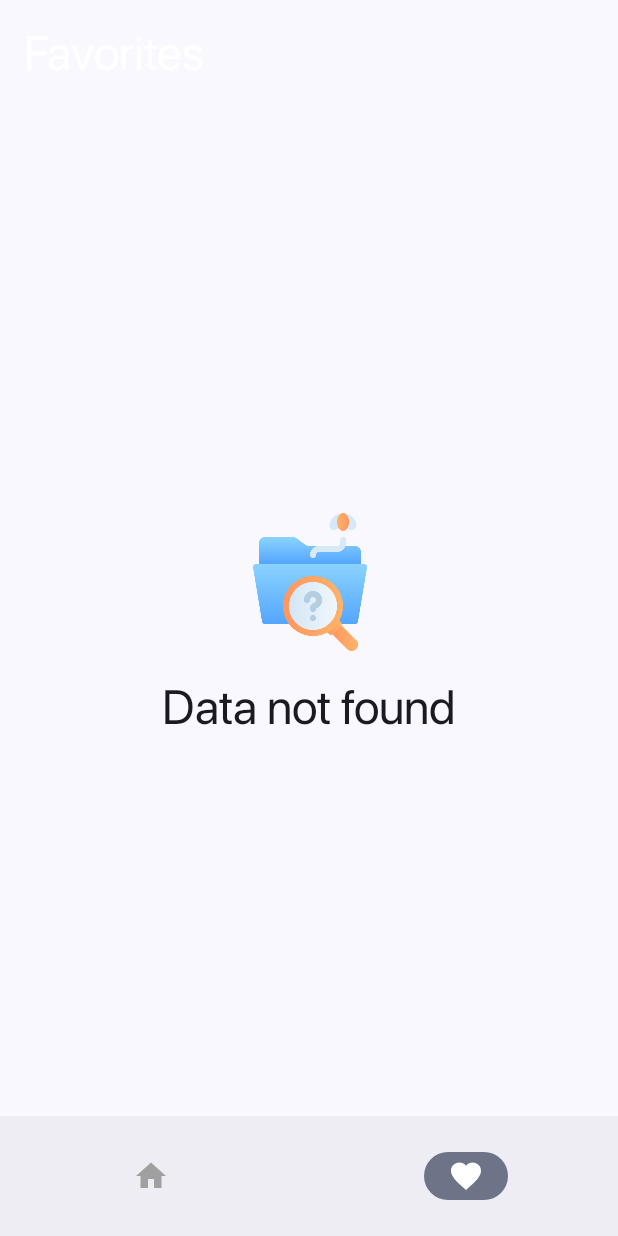
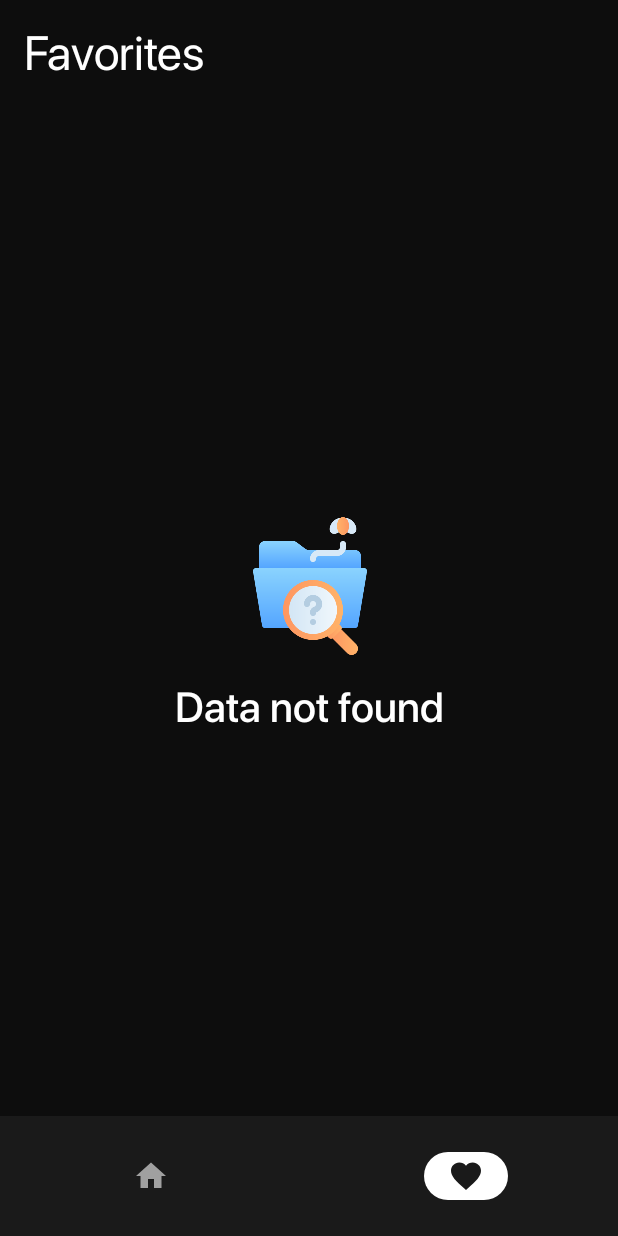
Before and after one commit to Ruzibekov/StarWars_Test, an Android app built with Jetpack Compose: the screen it shows after launch (MainActivity), item 2 of the bottom bar chosen, on a phone screen of 412 x 824 dp. Run offline under Robolectric (Android 15) with nearby library versions, the phone set to English and light mode, and no system bars; our stand-ins replace Dagger/Hilt's generated code, Room's generated code.

Commit message:
change: color scheme

```diff
--- a/app/src/main/java/uz/ruzibekov/starwars_test/MainActivity.kt
+++ b/app/src/main/java/uz/ruzibekov/starwars_test/MainActivity.kt
@@ -21,7 +21,7 @@ class MainActivity : ComponentActivity() {
         setContent {
             val navController = rememberNavController()
 
-            StarWars_TestTheme {
+            StarWars_TestTheme(darkTheme = false) {
                 MainNavHost.Default(
                     navController = navController,
                     viewModel = viewModel
--- a/app/src/main/java/uz/ruzibekov/starwars_test/ui/MainViewModel.kt
+++ b/app/src/main/java/uz/ruzibekov/starwars_test/ui/MainViewModel.kt
@@ -78,8 +78,6 @@ class MainViewModel @Inject constructor(
 
         if (name.length > 1) {
             isLoading.value = true
-            personageList.clear()
-            starshipList.clear()
             fetchPersonageListByName(name)
             fetchStarshipListByName(name)
         }
@@ -96,6 +94,7 @@ class MainViewModel @Inject constructor(
     }
 
     private fun fetchPersonageListByName(name: String) {
+        personageList.clear()
         viewModelScope.launch {
             getPersonagesByName.getPersonages(name).collect { response ->
                 personageList.addAll(response.personages)
@@ -105,6 +104,7 @@ class MainViewModel @Inject constructor(
     }
 
     private fun fetchStarshipListByName(name: String) {
+        starshipList.clear()
         viewModelScope.launch {
             getStarshipByName.getStarships(name).collect { response ->
                 starshipList.addAll(response.starships)
--- a/app/src/main/java/uz/ruzibekov/starwars_test/ui/components/DataNotAvailableView.kt
+++ b/app/src/main/java/uz/ruzibekov/starwars_test/ui/components/DataNotAvailableView.kt
@@ -6,6 +6,7 @@ import androidx.compose.foundation.layout.Column
 import androidx.compose.foundation.layout.fillMaxSize
 import androidx.compose.foundation.layout.padding
 import androidx.compose.foundation.layout.size
+import androidx.compose.material3.MaterialTheme
 import androidx.compose.material3.Text
 import androidx.compose.runtime.Composable
 import androidx.compose.ui.Alignment
@@ -13,7 +14,9 @@ import androidx.compose.ui.Modifier
 import androidx.compose.ui.res.painterResource
 import androidx.compose.ui.res.stringResource
 import androidx.compose.ui.unit.dp
+import androidx.compose.ui.unit.sp
 import uz.ruzibekov.starwars_test.R
+import uz.ruzibekov.starwars_test.ui.theme.StarWarsColors
 
 object DataNotAvailableView {
 
@@ -34,7 +37,10 @@ object DataNotAvailableView {
                 )
 
                 Text(
-                    text = stringResource(id = R.string.data_is_empty)
+                    text = stringResource(id = R.string.data_is_empty),
+                    style = MaterialTheme.typography.labelMedium,
+                    color = StarWarsColors.White,
+                    fontSize = 28.sp
                 )
             }
         }
--- a/app/src/main/java/uz/ruzibekov/starwars_test/ui/components/MainBottomNavView.kt
+++ b/app/src/main/java/uz/ruzibekov/starwars_test/ui/components/MainBottomNavView.kt
@@ -18,7 +18,9 @@ object MainBottomNavView {
 
     @Composable
     fun Default(navController: NavHostController) {
-        NavigationBar {
+        NavigationBar(
+            containerColor = StarWarsColors.Dark
+        ) {
 
             Item(
                 navController = navController,
@@ -44,7 +46,17 @@ object MainBottomNavView {
 
         NavigationBarItem(
             selected = navBackStackEntry?.destination?.route == screenRoute.route,
-            onClick = { navController.navigate(screenRoute.route) },
+            onClick = {
+                navController.navigate(screenRoute.route) {
+                    navController.graph.startDestinationRoute?.let { screen_route ->
+                        popUpTo(screen_route) {
+                            saveState = true
+                        }
+                    }
+                    launchSingleTop = true
+                    restoreState = true
+                }
+            },
             icon = {
                 Icon(
                     painter = painterResource(id = icon),
@@ -53,8 +65,9 @@ object MainBottomNavView {
             },
             alwaysShowLabel = false,
             colors = NavigationBarItemDefaults.colors(
-                selectedIconColor = StarWarsColors.White,
-                unselectedIconColor = StarWarsColors.Gray
+                selectedIconColor = StarWarsColors.Dark,
+                unselectedIconColor = StarWarsColors.Gray,
+                indicatorColor = StarWarsColors.White
             )
         )
     }
--- a/app/src/main/java/uz/ruzibekov/starwars_test/ui/components/SearchTextField.kt
+++ b/app/src/main/java/uz/ruzibekov/starwars_test/ui/components/SearchTextField.kt
@@ -31,7 +31,7 @@ object SearchTextField {
     fun Default(viewModel: MainViewModel) {
         Surface(
             shape = RoundedCornerShape(10.dp),
-            color = StarWarsColors.Dark
+            color = StarWarsColors.White
         ) {
 
             Row(
@@ -45,7 +45,7 @@ object SearchTextField {
                     painter = painterResource(id = StarWarsIcons.Search),
                     contentDescription = "search icon",
                     modifier = Modifier.size(24.dp),
-                    tint = StarWarsColors.Gray
+                    tint = StarWarsColors.Dark
                 )
 
                 Spacer(modifier = Modifier.width(10.dp))
@@ -56,6 +56,7 @@ object SearchTextField {
                         Text(
                             text = stringResource(R.string.search),
                             style = MaterialTheme.typography.displayMedium,
+                            color = StarWarsColors.Gray
                         )
 
                     BasicTextField(
@@ -63,7 +64,7 @@ object SearchTextField {
                         onValueChange = { viewModel.onSearch(it) },
                         modifier = Modifier.fillMaxWidth(),
                         textStyle = MaterialTheme.typography.displayMedium,
-                        cursorBrush = SolidColor(StarWarsColors.Gray),
+                        cursorBrush = SolidColor(StarWarsColors.Dark),
                         maxLines = 1
                     )
                 }
--- a/app/src/main/java/uz/ruzibekov/starwars_test/ui/navigation/MainNavHost.kt
+++ b/app/src/main/java/uz/ruzibekov/starwars_test/ui/navigation/MainNavHost.kt
@@ -12,6 +12,7 @@ import uz.ruzibekov.starwars_test.ui.MainViewModel
 import uz.ruzibekov.starwars_test.ui.components.MainBottomNavView
 import uz.ruzibekov.starwars_test.ui.screens.favorites.FavoritesScreenView
 import uz.ruzibekov.starwars_test.ui.screens.home.HomeScreenView
+import uz.ruzibekov.starwars_test.ui.theme.StarWarsColors
 
 object MainNavHost {
 
@@ -22,7 +23,8 @@ object MainNavHost {
         viewModel: MainViewModel
     ) {
         Scaffold(
-            bottomBar = { MainBottomNavView.Default(navController) }
+            bottomBar = { MainBottomNavView.Default(navController) },
+            containerColor = StarWarsColors.Background
         ) { paddingValues ->
             NavHost(
                 navController = navController,
--- a/app/src/main/java/uz/ruzibekov/starwars_test/ui/screens/favorites/FavoritesScreenView.kt
+++ b/app/src/main/java/uz/ruzibekov/starwars_test/ui/screens/favorites/FavoritesScreenView.kt
@@ -34,7 +34,8 @@ object FavoritesScreenView {
                     modifier = Modifier.padding(16.dp),
                     color = StarWarsColors.White
                 )
-            }
+            },
+            containerColor = StarWarsColors.Background
         ) { paddingValues ->
 
             Box(modifier = Modifier.padding(paddingValues)) {
--- a/app/src/main/java/uz/ruzibekov/starwars_test/ui/screens/home/HomeScreenView.kt
+++ b/app/src/main/java/uz/ruzibekov/starwars_test/ui/screens/home/HomeScreenView.kt
@@ -49,7 +49,8 @@ object HomeScreenView {
 
                     Spacer(modifier = Modifier.height(10.dp))
                 }
-            }
+            },
+            containerColor = StarWarsColors.Background
         ) { paddingValues ->
 
             if (viewModel.dataIsEmpty().not())
--- a/app/src/main/java/uz/ruzibekov/starwars_test/ui/theme/Theme.kt
+++ b/app/src/main/java/uz/ruzibekov/starwars_test/ui/theme/Theme.kt
@@ -16,16 +16,17 @@ import androidx.compose.ui.platform.LocalView
 import androidx.core.view.WindowCompat
 
 private val DarkColorScheme = darkColorScheme(
-    primary = Purple80,
+    primary = StarWarsColors.Dark,
     secondary = PurpleGrey80,
-    tertiary = Pink80,
+    tertiary = StarWarsColors.Gray,
     background = StarWarsColors.Background
 )
 
 private val LightColorScheme = lightColorScheme(
-    primary = Purple40,
+    primary = StarWarsColors.Dark,
     secondary = PurpleGrey40,
-    tertiary = Pink40,
+    tertiary = StarWarsColors.Gray,
+    background = StarWarsColors.Background
 
 
     /* Other default colors to override
@@ -53,13 +54,13 @@ fun StarWars_TestTheme(
         }
 
         darkTheme -> DarkColorScheme
-        else -> DarkColorScheme // todo lightColorScheme
+        else -> LightColorScheme
     }
     val view = LocalView.current
     if (!view.isInEditMode) {
         SideEffect {
             val window = (view.context as Activity).window
-            window.statusBarColor = colorScheme.primary.toArgb()
+            window.statusBarColor = DarkColorScheme.primary.toArgb()
             WindowCompat.getInsetsController(window, view).isAppearanceLightStatusBars = darkTheme
         }
     }
--- a/app/src/main/java/uz/ruzibekov/starwars_test/ui/theme/Type.kt
+++ b/app/src/main/java/uz/ruzibekov/starwars_test/ui/theme/Type.kt
@@ -33,7 +33,7 @@ val Typography = Typography(
     ),
     displayMedium = TextStyle(
         fontFamily = FontFamily.Default,
-        color = StarWarsColors.Gray
+        color = StarWarsColors.Dark
     )
     /* Other default text styles to override
     titleLarge = TextStyle(
```
